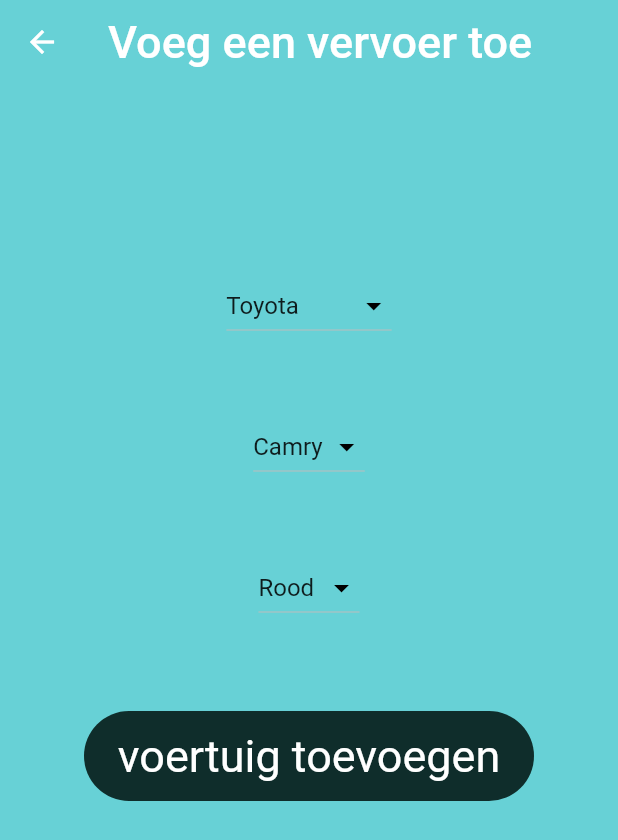
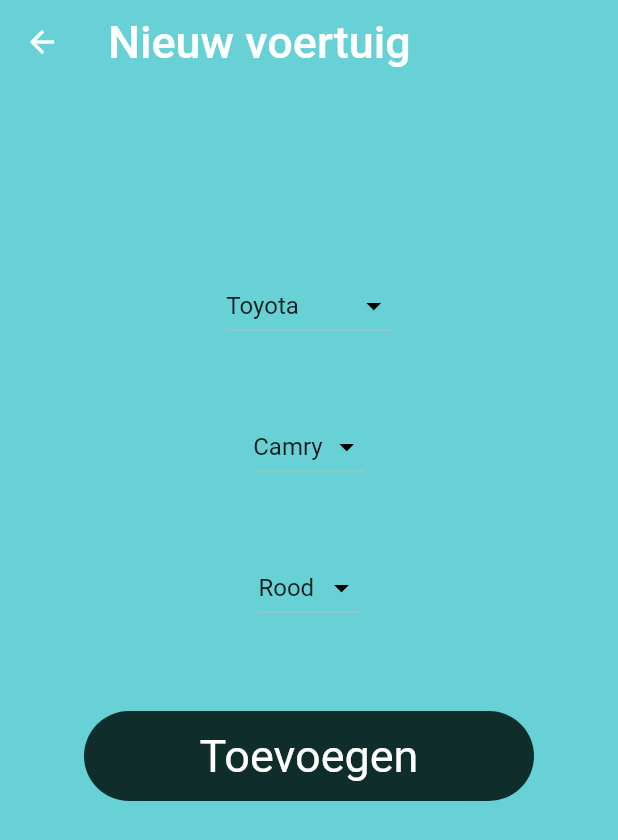
Before and after one commit to Lenaerts-Nestor/Project_Mobile_Development, a Flutter app: the AddVehicle screen opened directly, on a phone screen of 412 x 824 dp. Shown: the top 840 px of the screen. Run offline on Flutter 3.47's test engine with Material 2 defaults, Android fonts, the phone set to English and light mode, and no system bars; our stand-ins replace cloud_firestore, firebase_auth, firebase_core, flutter_map, flutter_svg, geolocator and 3 more; missing offline and left inert: osm_nominatim; accounts and stored records are empty.

Commit message:
style aanpassingen

```diff
--- a/lib/components/custom_appbar.dart
+++ b/lib/components/custom_appbar.dart
@@ -2,7 +2,7 @@ import 'package:flutter/material.dart';
 import 'package:parkflow/components/style/designStyle.dart';
 
 class MyAppBar extends StatelessWidget implements PreferredSizeWidget {
-  final IconData icon;
+  final IconData? icon;
   final VoidCallback? onPressed;
   final String titleText;
   final Color backgroundcolor;
@@ -10,7 +10,7 @@ class MyAppBar extends StatelessWidget implements PreferredSizeWidget {
 
   const MyAppBar({
     Key? key,
-    required this.icon,
+    this.icon,
     this.onPressed,
     required this.titleText,
     required this.backgroundcolor,
--- a/lib/pages/login-register/login/login_page.dart
+++ b/lib/pages/login-register/login/login_page.dart
@@ -65,8 +65,10 @@ class _LoginPageState extends State<LoginPage> {
                     ),
                   ),
                   const SizedBox(height: verticalSpacing2 * 3),
-                  const CustomText(
-                    text: 'Parkeren was nog nooit zo eenvoudig',
+                  const Center(
+                    child: CustomText(
+                      text: 'Parkeren was nog nooit zo eenvoudig',
+                    ),
                   ),
                   const SizedBox(height: verticalSpacing2),
                   SizedBox(
--- a/lib/pages/settings/pages/vehicles/add_vehicles_page.dart
+++ b/lib/pages/settings/pages/vehicles/add_vehicles_page.dart
@@ -51,7 +51,7 @@ class AddVehicleState extends State<AddVehicle> {
       appBar: MyAppBar(
         backgroundcolor: color4,
         icon: Icons.arrow_back,
-        titleText: "Voeg een vervoer toe",
+        titleText: "Nieuw voertuig",
         marginleft: 0,
         onPressed: () {
           Navigator.of(context).pop();
@@ -158,7 +158,7 @@ class AddVehicleState extends State<AddVehicle> {
                       Navigator.of(context).pop();
                     }
                   },
-                  text: 'voertuig toevoegen',
+                  text: 'Toevoegen',
                 ),
               ),
             ],
```
Also changed, not shown: lib/pages/info/infoPage.dart (+22 -2 lines).
